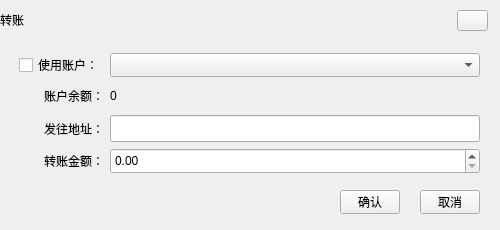
Qt form ChainIDE/custom/TransferWidgetUB.ui (HcashOrg/HX-IDE) before a commit.
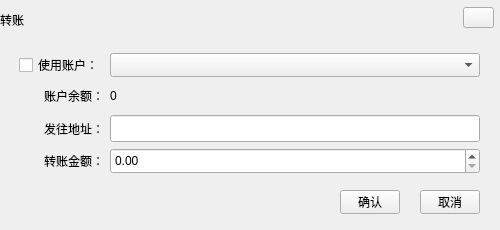
The same form after that commit.

```diff
--- a/ChainIDE/custom/TransferWidgetUB.ui
+++ b/ChainIDE/custom/TransferWidgetUB.ui
@@ -29,8 +29,8 @@
   <widget class="QToolButton" name="closeBtn">
    <property name="geometry">
     <rect>
-     <x>457</x>
-     <y>10</y>
+     <x>463</x>
+     <y>7</y>
      <width>31</width>
      <height>21</height>
     </rect>
```
